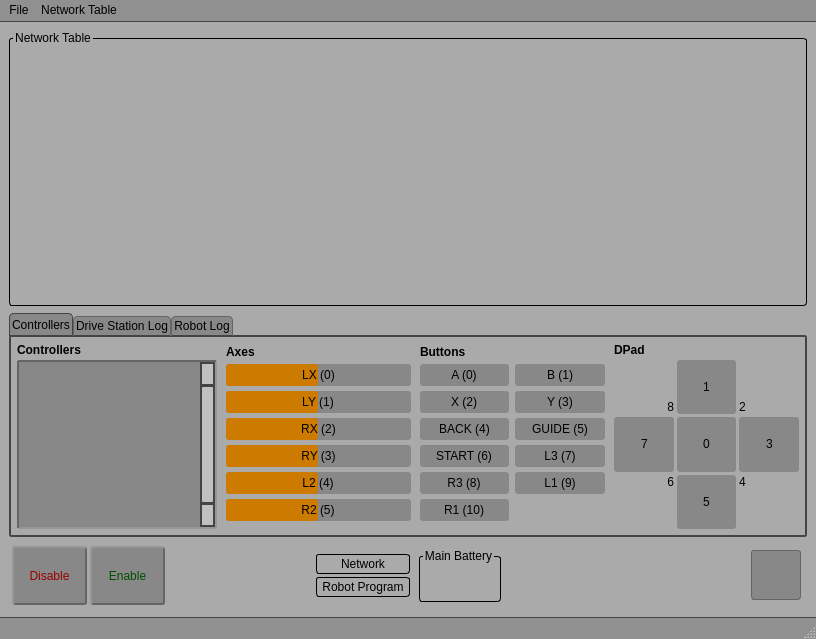
Old version of the form ui/drive_station.ui in the repository ArPiRobot/ArPiRobot-DriveStation.
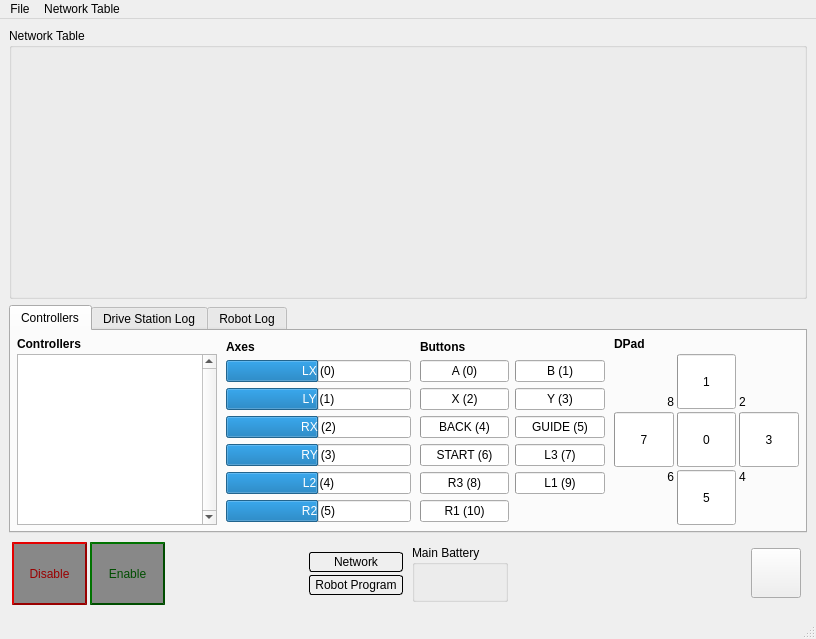
New version of the form. Icons and pictures are not drawn.

Commit message: Implemented controller list with reordering and html delegate

Patch:
```diff
--- a/ui/drive_station.ui
+++ b/ui/drive_station.ui
@@ -17,261 +17,6 @@
    <iconset resource="../res/resources.qrc">
     <normaloff>:/icon.png</normaloff>:/icon.png</iconset>
   </property>
-  <property name="styleSheet">
-   <string notr="true">.QWidget{
-	background-color: #AAAAAA;
-}
-
-.QLabel{
-	color: #000000;
-}
-
-.QMenuBar{
-    color: #000000;
-	background-color: #909090;
-    border-bottom: 1px solid #444444;
-}
-
-.QMenu{
-	color: #000000;
-	background-color: #909090;
-}
-
-.QMenu::item{
-    color: #000000;
-	background-color: #909090;
-}
-
-.QMenu::item:selected{
-	background-color: #e68a00;
-}
-
-QMenuBar::item {
-    color: #000000;
-    padding: 3px;
-    padding-bottom: 4px;
-    background: transparent;
-    border-bottom: 1px solid #444444;
-}
-
-QMenuBar::item:selected {
-    padding-bottom: 3px;
-    border-bottom: 2px solid #cc7a00;
-}
-
-.QStatusBar{
-    color: #000000;
-    border-top: 1px solid #444444;
-    background-color: #909090;
-}
-
-.QLineEdit{
-    color: #000000;
-    selection-color: #000000;
-	background-color: #888888;
-    border: 1px solid #656565;
-    border-radius: 3px;
-    selection-background-color: #cc7a00;
-    padding: 2px;
-}
-.QLineEdit:focus{
-    border: 1px solid #b36b00;
-    border-radius: 3px;
-}
-
-.QPlainTextEdit{
-    color: #000000;
-    selection-color: #000000;
-	background-color: #888888;
-    border: 1px solid #656565;
-    border-radius: 3px;
-    selection-background-color: #cc7a00;
-    padding: 2px;
-}
-.QPlainTextEdit:focus{
-    border: 1px solid #b36b00;
-    border-radius: 3px;
-}
-
-.QProgressBar{
-    color: #000000;
-    background-color: #888888;
-    border-radius: 3px;
-}
-.QProgressBar::chunk{
-	background-color: #cc7a00;
-    border-radius: 3px;
-}
-
-QGroupBox { 
-    border: 1px solid black;
-    border-radius: 3px;
-    margin-top: 7px;
-    padding: 5px;
-}
-QGroupBox::title {
-    color: #000000;
-    subcontrol-origin: margin;
-    left: 4px;
-    top: 0px;
-}
-
-QTabWidget::pane{
-	border: 2px solid #444444;
-    border-radius: 3px;
-}
-QTabWidget::tab-bar {
-    top: 1px;
-}
-QTabBar::tab {
-    color: #000000;
-    background-color: #888888;
-    border: 1px solid #656565;
-    border-bottom-color: #444444;
-    border-bottom-width: 1px;
-    border-top-left-radius: 4px;
-    border-top-right-radius: 4px;
-    min-width: 8ex;
-    padding: 2px;
-}
-
-QTabBar::tab:hover {
-    background-color: #929292;
-}
-QTabBar::tab:selected {
-    border-color: #444444;
-    background-color: #888888;
-}
-
-QTabBar::tab:!selected {
-    margin-top: 3px;
-}
-
-QPushButton{
-	color: #000000;
-    background-color: #888888;
-    border: 1px solid #656565;
-    border-radius: 3px;
-    padding-left: 5px;
-    padding-right: 5px;
-    padding-top: 3px;
-    padding-bottom: 3px;
-}
-
-QPushButton:hover {
-    background-color: #929292;
-}
-
-QPushButton:pressed, QPushButton:checked {
-    background-color: #757575;
-}
-
-QListView{
-    color: #000000;
-    background-color: #888888;
-    border: 2px inset #656565;
-    border-radius: 1px;
-}
-
-QListView::item{
-    color : #000000;
-}
-
-QListView::item:selected{
-    background : #e68a00;
-    color: #000000;
-}
-
-QScrollBar:vertical {
-    border: 2px solid #444444;
-    background: #444444;
-    width: 15px;
-    margin: 22px 0 22px 0;
-}
-QScrollBar::handle:vertical {
-    background: #C0C0C0;
-    min-height: 20px;
-    margin-top: 1px;
-    margin-bottom: 1px;
-    border-radius: 1px;
-}
-QScrollBar::add-line:vertical {
-    border: 2px solid #444444;
-    background: #C0C0C0;
-    height: 20px;
-    subcontrol-position: bottom;
-    subcontrol-origin: margin;
-}
-QScrollBar::sub-line:vertical {
-    border: 2px solid #444444;
-    background: #C0C0C0;
-    height: 20px;
-    subcontrol-position: top;
-    subcontrol-origin: margin;
-}
-QScrollBar::up-arrow:vertical{
-	image: url(:/up_arrow.png);
-    height: 4px; 
-    width: 8px;
-}
-QScrollBar::down-arrow:vertical {
-    image: url(:/down_arrow.png);
-    height: 4px; 
-    width: 8px;
-}
-
-QScrollBar::add-page:vertical, QScrollBar::sub-page:vertical {
-    background: none;
-}
-
-QScrollBar:horizontal {
-    border: 2px solid #444444;
-    background: #444444;
-    height: 15px;
-    margin: 0px 20px 0 20px;
-}
-QScrollBar::handle:horizontal {
-    background: #C0C0C0;
-    min-width: 20px;
-    margin-left: 1px;
-    margin-right: 1px;
-    border-radius: 1px;
-}
-QScrollBar::add-line:horizontal {
-    border: 2px solid #444444;
-    background: #C0C0C0;
-    width: 20px;
-    subcontrol-position: right;
-    subcontrol-origin: margin;
-}
-
-QScrollBar::sub-line:horizontal {
-    border: 2px solid #444444;
-    background: #C0C0C0;
-    width: 20px;
-    subcontrol-position: left;
-    subcontrol-origin: margin;
-}
-
-QScrollBar:left-arrow:horizontal{
-    image: url(:/left_arrow.png);
-    height: 8px; 
-    width: 4px;
-}
-
-QScrollBar::right-arrow:horizontal {
-    image: url(:/right_arrow.png);
-    height: 8px; 
-    width: 4px;
-}
-
-QScrollBar::add-page:horizontal, QScrollBar::sub-page:horizontal {
-    background: none;
-}
-
-
-</string>
-  </property>
   <widget class="QWidget" name="central_widget">
    <layout class="QVBoxLayout" name="verticalLayout">
     <item>
@@ -367,7 +112,7 @@
             </widget>
            </item>
            <item>
-            <widget class="QListView" name="lst_controllers">
+            <widget class="QListWidget" name="lst_controllers">
              <property name="sizePolicy">
               <sizepolicy hsizetype="Minimum" vsizetype="Expanding">
                <horstretch>0</horstretch>
@@ -1803,7 +1548,7 @@
      <x>0</x>
      <y>0</y>
      <width>816</width>
-     <height>25</height>
+     <height>22</height>
     </rect>
    </property>
    <widget class="QMenu" name="menuFile">
```
Left out of the diff: 8 changed lines with no effect on the pictures. The commit also changes 10 other files.
